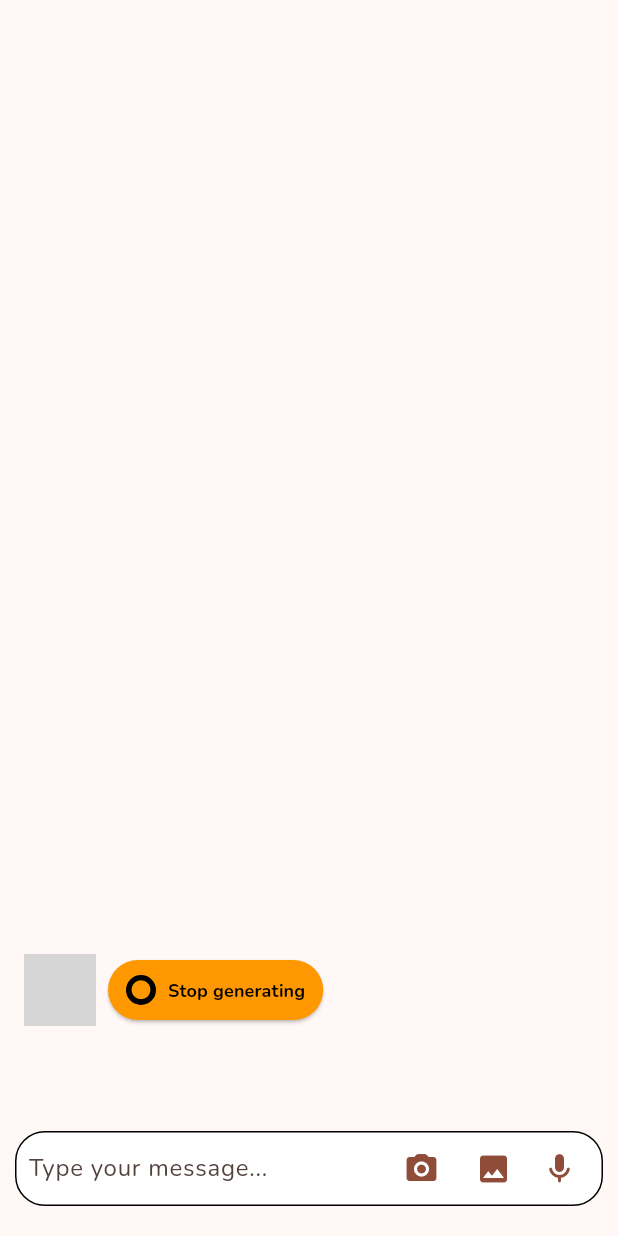
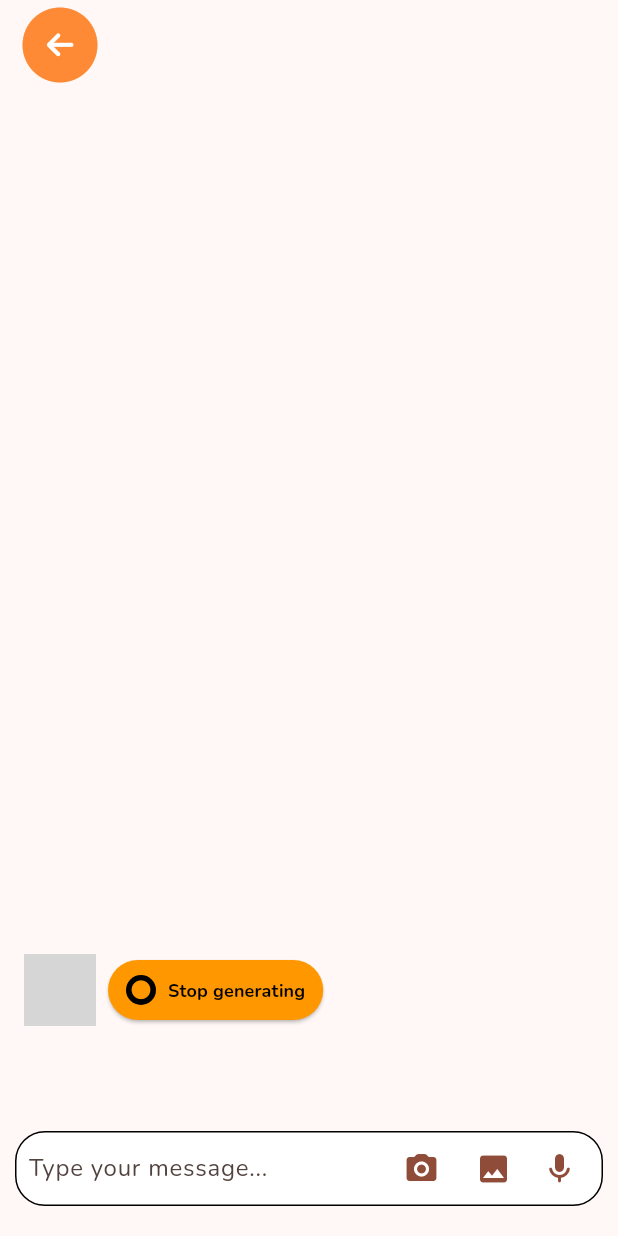
Before and after one commit to KhromeM/meddy, a Flutter app: the screen it shows once a user with an empty profile is signed in, after a tap on "How does sunlight improve my mental heal", on a phone screen of 412 x 824 dp. Run offline on Flutter 3.47's test engine with Material 3 defaults, Android fonts, the phone set to English and light mode, and no system bars; our stand-ins replace firebase_auth, firebase_core, flutter_markdown, flutter_riverpod, flutter_svg, font_awesome_flutter and 3 more; missing offline and left inert: jumping_dot, record, sound_stream; accounts and stored records are empty; network calls fail; grey boxes are pictures that could not be loaded.

Commit message:
transparent backnav for chat page

```diff
--- a/mobile/lib/pages/chat_page.dart
+++ b/mobile/lib/pages/chat_page.dart
@@ -14,6 +14,7 @@ import 'package:path/path.dart' as path;
 import 'dart:async';
 import 'package:uuid/uuid.dart';
 import 'package:image/image.dart' as img;
+import 'package:meddymobile/widgets/backnav_app_bar.dart';
 
 class ChatPage extends StatefulWidget {
   final String? initialPrompt;
@@ -309,9 +310,12 @@ class _ChatPageState extends State<ChatPage> {
   }
 
   @override
+  @override
   Widget build(BuildContext context) {
     return Scaffold(
-      body: Column(
+      body: Stack(
+        children: [
+          Column(
             children: [
               Expanded(
                 child: Stack(
@@ -364,21 +368,24 @@ class _ChatPageState extends State<ChatPage> {
                                                         .size
                                                         .width *
                                                     0.8,
-                                            maxHeight: MediaQuery.of(context)
+                                                maxHeight:
+                                                    MediaQuery.of(context)
                                                             .size
                                                             .height *
                                                         0.8,
                                               ),
                                               child: SingleChildScrollView(
                                                 child: Column(
-                                              mainAxisSize: MainAxisSize.min,
+                                                  mainAxisSize:
+                                                      MainAxisSize.min,
                                                   children: [
                                                     ClipRRect(
                                                       borderRadius:
                                                           BorderRadius.circular(
                                                               16.0),
                                                       child: Image.file(
-                                                    File(_previewImagePath!),
+                                                        File(
+                                                            _previewImagePath!),
                                                         fit: BoxFit.contain,
                                                       ),
                                                     )
@@ -463,7 +470,8 @@ class _ChatPageState extends State<ChatPage> {
                                       ? CircularProgressIndicator()
                                       : InkWell(
                                           onTap: (isTyping ||
-                                                  _previewImagePath != null) &&
+                                                      _previewImagePath !=
+                                                          null) &&
                                                   !_isRecording
                                               ? _sendMessage
                                               : _toggleAudio,
@@ -473,11 +481,13 @@ class _ChatPageState extends State<ChatPage> {
                                               _isRecording
                                                   ? Icons.stop
                                                   : (isTyping ||
-                                                      _previewImagePath != null
+                                                          _previewImagePath !=
+                                                              null
                                                       ? Icons
                                                           .arrow_forward_ios_rounded
                                                       : Icons.mic_rounded),
-                                          color: Theme.of(context).primaryColor,
+                                              color: Theme.of(context)
+                                                  .primaryColor,
                                             ),
                                           ),
                                         );
@@ -493,6 +503,14 @@ class _ChatPageState extends State<ChatPage> {
               ),
             ],
           ),
+          Positioned(
+            top: 0,
+            left: 0,
+            right: 0,
+            child: BacknavAppBar(), // Positioned on top of the chat content
+          ),
+        ],
+      ),
     );
   }
 }
```
Lines whose indentation alone changed are shown as unchanged.
